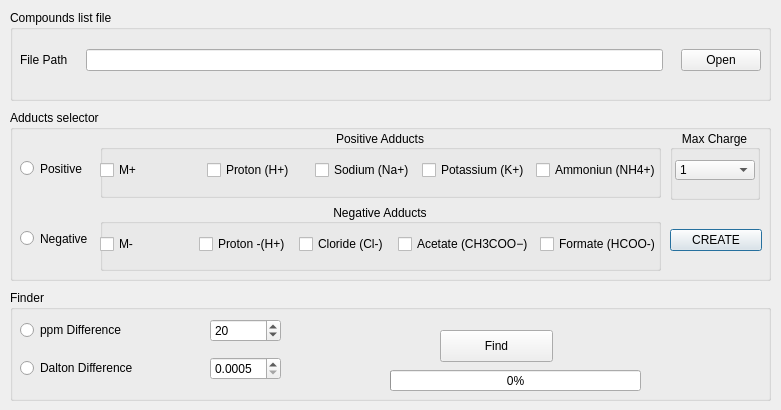
First picture: the form in Dialog_ListFinder.ui, repository danielefil/MCircus_GUI, before the edit.
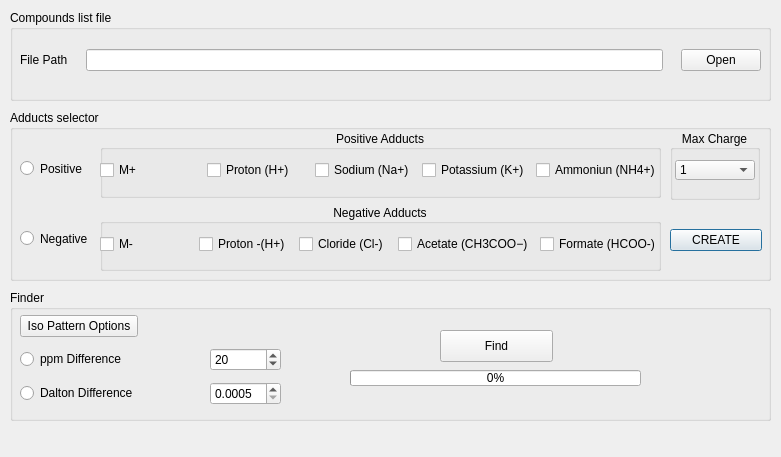
Second picture: the form after the edit.

What changed in the file:
```diff
--- a/Dialog_ListFinder.ui
+++ b/Dialog_ListFinder.ui
@@ -7,7 +7,7 @@
     <x>0</x>
     <y>0</y>
     <width>781</width>
-    <height>410</height>
+    <height>457</height>
    </rect>
   </property>
   <property name="windowTitle">
@@ -224,7 +224,7 @@
      <x>10</x>
      <y>290</y>
      <width>761</width>
-     <height>111</height>
+     <height>131</height>
     </rect>
    </property>
    <property name="title">
@@ -249,32 +249,24 @@
       <x>10</x>
       <y>20</y>
       <width>261</width>
-      <height>80</height>
+      <height>101</height>
      </rect>
     </property>
     <layout class="QGridLayout" name="gridLayout">
-     <item row="0" column="0">
-      <widget class="QRadioButton" name="ppm_RBtn">
-       <property name="text">
-        <string>ppm Difference</string>
+     <item row="2" column="1">
+      <spacer name="horizontalSpacer_2">
+       <property name="orientation">
+        <enum>Qt::Horizontal</enum>
        </property>
-      </widget>
-     </item>
-     <item row="0" column="2">
-      <widget class="QSpinBox" name="ppm_SPbox">
-       <property name="value">
-        <number>20</number>
+       <property name="sizeHint" stdset="0">
+        <size>
+         <width>40</width>
+         <height>20</height>
+        </size>
        </property>
-      </widget>
+      </spacer>
      </item>
-     <item row="1" column="0">
-      <widget class="QRadioButton" name="dalton_RBtn">
-       <property name="text">
-        <string>Dalton Difference</string>
-       </property>
-      </widget>
-     </item>
-     <item row="1" column="2">
+     <item row="2" column="2">
       <widget class="QDoubleSpinBox" name="dalton_SPbox">
        <property name="decimals">
         <number>4</number>
@@ -287,21 +279,8 @@
        </property>
       </widget>
      </item>
-     <item row="0" column="1">
-      <spacer name="horizontalSpacer">
-       <property name="orientation">
-        <enum>Qt::Horizontal</enum>
-       </property>
-       <property name="sizeHint" stdset="0">
-        <size>
-         <width>40</width>
-         <height>20</height>
-        </size>
-       </property>
-      </spacer>
-     </item>
      <item row="1" column="1">
-      <spacer name="horizontalSpacer_2">
+      <spacer name="horizontalSpacer">
        <property name="orientation">
         <enum>Qt::Horizontal</enum>
        </property>
@@ -313,15 +292,43 @@
        </property>
       </spacer>
      </item>
+     <item row="2" column="0">
+      <widget class="QRadioButton" name="dalton_RBtn">
+       <property name="text">
+        <string>Dalton Difference</string>
+       </property>
+      </widget>
+     </item>
+     <item row="1" column="0">
+      <widget class="QRadioButton" name="ppm_RBtn">
+       <property name="text">
+        <string>ppm Difference</string>
+       </property>
+      </widget>
+     </item>
+     <item row="1" column="2">
+      <widget class="QSpinBox" name="ppm_SPbox">
+       <property name="value">
+        <number>20</number>
+       </property>
+      </widget>
+     </item>
+     <item row="0" column="0">
+      <widget class="QPushButton" name="IsoOptions_btn">
+       <property name="text">
+        <string>Iso Pattern Options</string>
+       </property>
+      </widget>
+     </item>
     </layout>
    </widget>
    <widget class="QProgressBar" name="progressBar">
     <property name="geometry">
      <rect>
-      <x>380</x>
+      <x>340</x>
       <y>80</y>
-      <width>251</width>
-      <height>21</height>
+      <width>291</width>
+      <height>16</height>
      </rect>
     </property>
     <property name="value">
```
Left out of the diff: 4 changed lines with no effect on the pictures.
